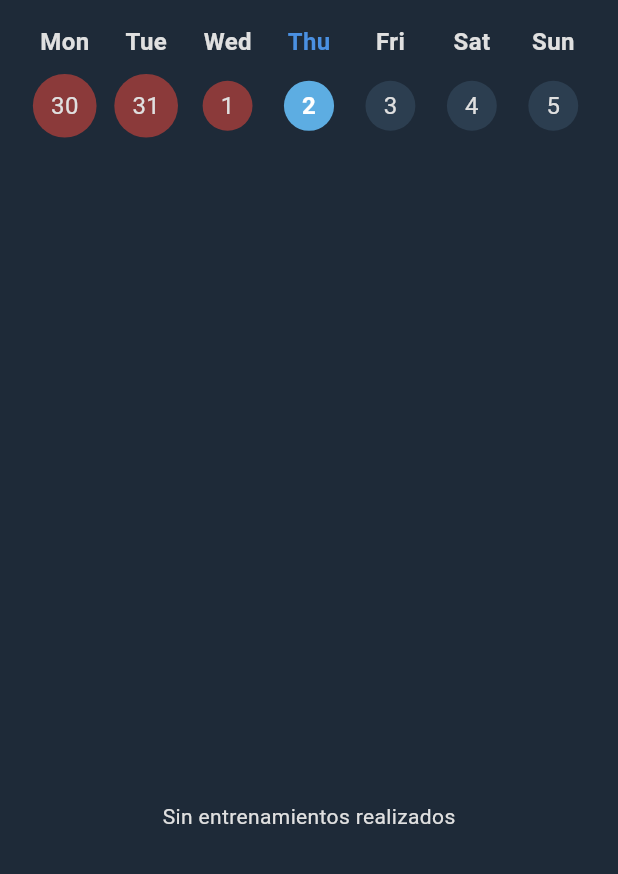
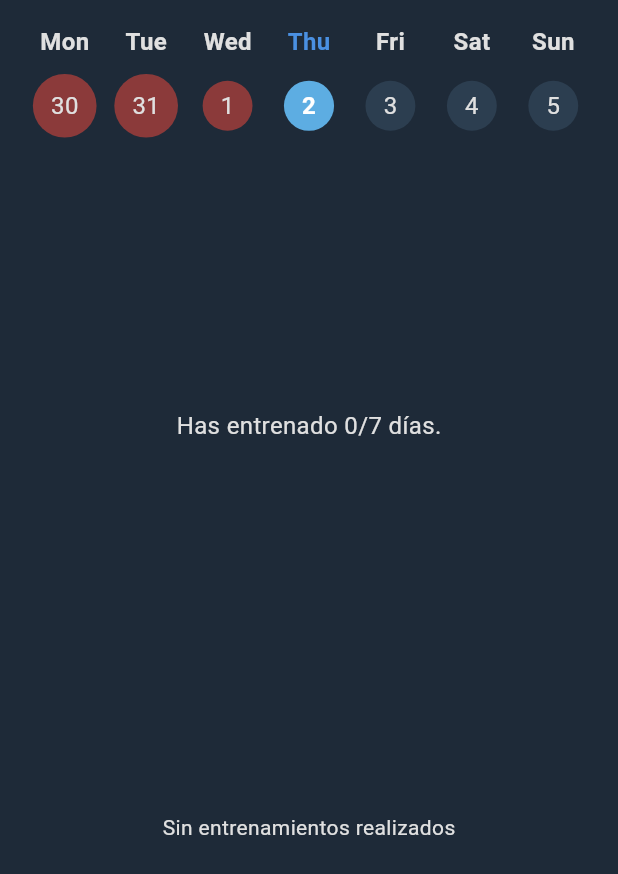
Before and after one commit to valerogarte/vagfit-app, a Flutter app: the InicioPage screen opened directly, on a phone screen of 412 x 824 dp. Shown: the top 874 px of the screen. Run offline on Flutter 3.47's test engine with Material 3 defaults, Android fonts, the phone set to English and light mode, and no system bars; our stand-ins replace flutter_tts, shared_preferences; accounts and stored records are empty; network calls fail.

Commit message:
API - Entrenamientos realizados fecha inicio

```diff
--- a/lib/screens/inicio.dart
+++ b/lib/screens/inicio.dart
@@ -53,6 +53,7 @@ class _InicioPageState extends State<InicioPage> {
   Widget build(BuildContext context) {
     List<DateTime> weekDates = _getCurrentWeekDates();
     DateTime today = DateTime.now();
+    int daysTrainedCount = _diasEntrenados.where((date) => date.isAfter(today.subtract(Duration(days: 7)))).length;
 
     return Scaffold(
       backgroundColor: AppColors.background,
@@ -118,6 +119,13 @@ class _InicioPageState extends State<InicioPage> {
                 }).toList(),
               ),
             ),
+            Text(
+              'Has entrenado $daysTrainedCount/7 días.',
+              style: TextStyle(
+                fontSize: 16,
+                color: AppColors.textColor,
+              ),
+            ),
             Expanded(
               flex: 2,
               child: _resumenEntrenamientos.isEmpty
```
